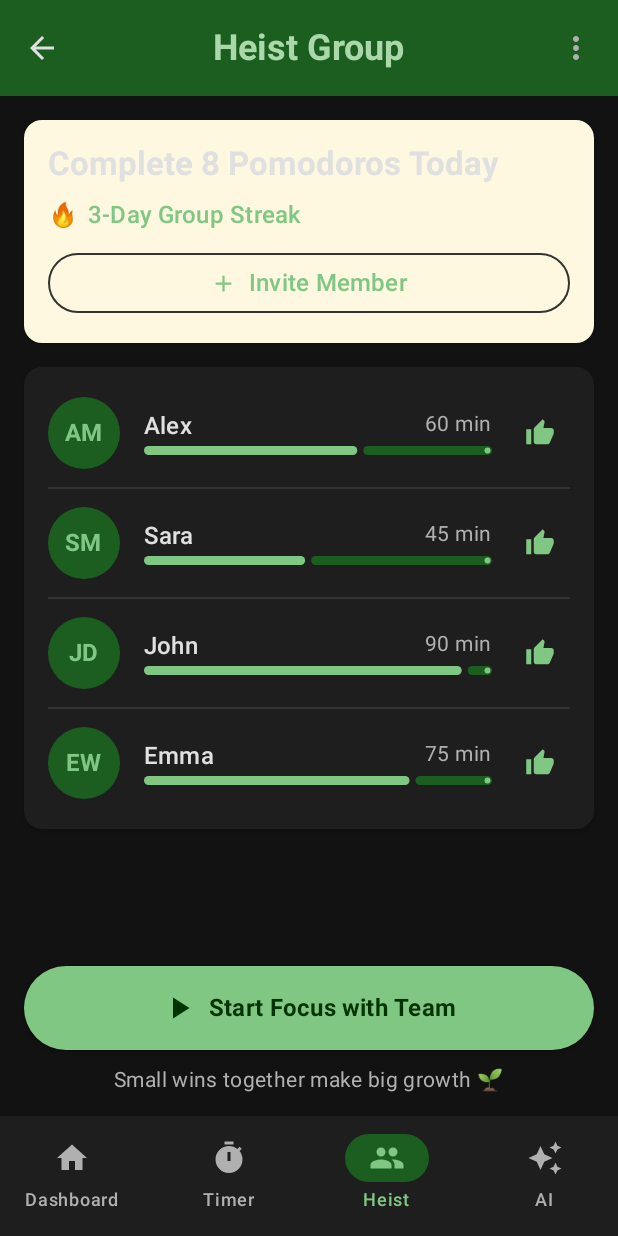
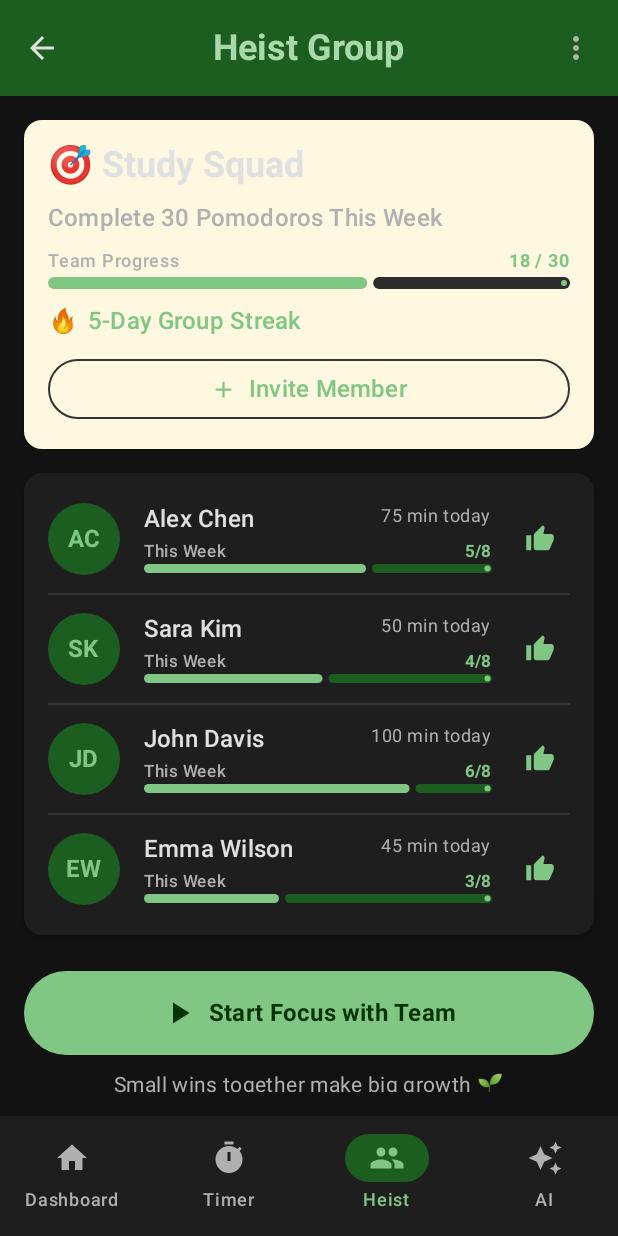
Before and after one commit to Hugooooooo526/CP3406-Mobile-Computing-for-Jcu, an Android app built with Jetpack Compose: the HeistScreen screen opened through its navigation route, on a phone screen of 412 x 824 dp. Run offline under Robolectric (Android 15) with nearby library versions, the phone set to English and light mode, and no system bars; our stand-ins replace Room's generated code.

Commit message:
feat: enhance Heist group UI with progress tracking and mock data display

```diff
--- a/app/src/main/java/com/jcu/focusgarden/ui/screens/HeistScreen.kt
+++ b/app/src/main/java/com/jcu/focusgarden/ui/screens/HeistScreen.kt
@@ -20,8 +20,13 @@ import com.jcu.focusgarden.ui.theme.HeistYellow
 
 /**
  * Heist Group Challenge Screen
- * 按照 TD 文档 4.3.3 规范实现
- * 支持小组协作专注跟踪（3-5人）
+ * Implemented according to TD Document Section 4.3.3
+ * Supports group collaboration focus tracking (3-5 members)
+ *
+ * Week 7-8: ✅ Simplified Implementation (Mock Data)
+ * - Display group goals and Streak
+ * - Show member progress list
+ * - Mock data for 4 members
  */
 @OptIn(ExperimentalMaterial3Api::class)
 @Composable
@@ -30,14 +35,19 @@ fun HeistScreen(
     onNavigateBack: () -> Unit = {},
     onStartFocusWithTeam: () -> Unit = {}
 ) {
-    // 模拟数据（静态 UI）
-    val groupGoal = "Complete 8 Pomodoros Today"
-    val groupStreak = 3
+    // Week 7-8: Mock group data (simplified version)
+    val groupName = "Study Squad"
+    val groupGoal = "Complete 30 Pomodoros This Week"
+    val groupStreak = 5 // 5-day streak
+    val totalCompleted = 18 // 18 completed
+    val totalTarget = 30 // target 30
+
+    // Mock 4 members (name, today's minutes, weekly progress, initials)
     val members = listOf(
-        MemberProgress("Alex", 60, 0.6f, "AM"),
-        MemberProgress("Sara", 45, 0.45f, "SM"),
-        MemberProgress("John", 90, 0.9f, "JD"),
-        MemberProgress("Emma", 75, 0.75f, "EW")
+        MemberProgress("Alex Chen", 75, 5, 8, "AC"),      // 75min today, 5/8 completed
+        MemberProgress("Sara Kim", 50, 4, 8, "SK"),       // 50min today, 4/8 completed
+        MemberProgress("John Davis", 100, 6, 8, "JD"),    // 100min today, 6/8 completed
+        MemberProgress("Emma Wilson", 45, 3, 8, "EW")     // 45min today, 3/8 completed
     )
 
     Scaffold(
@@ -81,14 +91,17 @@ fun HeistScreen(
         ) {
             Spacer(modifier = Modifier.height(8.dp))
 
-            // 小组目标卡片
+            // Week 7-8: Group goal card (display mock data)
             GroupGoalCard(
+                groupName = groupName,
                 goal = groupGoal,
                 streak = groupStreak,
-                onInviteMember = { /* TODO */ }
+                completed = totalCompleted,
+                target = totalTarget,
+                onInviteMember = { /* Week 7-8: Mock feature */ }
             )
 
-            // 成员进度列表
+            // Member progress list
             MemberProgressList(
                 members = members,
                 onThumbsUp = { /* TODO */ }
@@ -96,7 +109,7 @@ fun HeistScreen(
 
             Spacer(modifier = Modifier.weight(1f))
 
-            // 底部区域
+            // Bottom section
             BottomSection(
                 onStartFocusWithTeam = onStartFocusWithTeam
             )
@@ -105,12 +118,16 @@ fun HeistScreen(
 }
 
 /**
- * 小组目标卡片
+ * Group Goal Card
+ * Week 7-8: Enhanced display of group statistics
  */
 @Composable
 private fun GroupGoalCard(
+    groupName: String,
     goal: String,
     streak: Int,
+    completed: Int,
+    target: Int,
     onInviteMember: () -> Unit
 ) {
     Card(
@@ -130,15 +147,53 @@ private fun GroupGoalCard(
                 .padding(16.dp),
             verticalArrangement = Arrangement.spacedBy(12.dp)
         ) {
-            // 目标标题
+            // Week 7-8: Group name
             Text(
-                text = goal,
-                style = MaterialTheme.typography.titleLarge,
+                text = "🎯 $groupName",
+                style = MaterialTheme.typography.headlineSmall,
                 fontWeight = FontWeight.Bold,
                 color = MaterialTheme.colorScheme.onSurface
             )
 
-            // Streak 指示器
+            // Goal description
+            Text(
+                text = goal,
+                style = MaterialTheme.typography.titleMedium,
+                color = MaterialTheme.colorScheme.onSurfaceVariant
+            )
+
+            // Week 7-8: Progress bar
+            Column(
+                modifier = Modifier.fillMaxWidth(),
+                verticalArrangement = Arrangement.spacedBy(4.dp)
+            ) {
+                Row(
+                    modifier = Modifier.fillMaxWidth(),
+                    horizontalArrangement = Arrangement.SpaceBetween
+                ) {
+                    Text(
+                        text = "Team Progress",
+                        style = MaterialTheme.typography.labelMedium,
+                        color = MaterialTheme.colorScheme.onSurfaceVariant
+                    )
+                    Text(
+                        text = "$completed / $target",
+                        style = MaterialTheme.typography.labelMedium,
+                        fontWeight = FontWeight.Bold,
+                        color = MaterialTheme.colorScheme.primary
+                    )
+                }
+                LinearProgressIndicator(
+                    progress = completed.toFloat() / target,
+                    modifier = Modifier
+                        .fillMaxWidth()
+                        .height(8.dp),
+                    color = MaterialTheme.colorScheme.primary,
+                    trackColor = MaterialTheme.colorScheme.surfaceVariant
+                )
+            }
+
+            // Streak indicator
             Row(
                 verticalAlignment = Alignment.CenterVertically,
                 horizontalArrangement = Arrangement.spacedBy(6.dp)
@@ -155,7 +210,7 @@ private fun GroupGoalCard(
                 )
             }
 
-            // 邀请成员按钮
+            // Invite member button
             OutlinedButton(
                 onClick = onInviteMember,
                 modifier = Modifier.fillMaxWidth(),
@@ -179,7 +234,7 @@ private fun GroupGoalCard(
 }
 
 /**
- * 成员进度列表
+ * Member Progress List
  */
 @Composable
 private fun MemberProgressList(
@@ -219,7 +274,8 @@ private fun MemberProgressList(
 }
 
 /**
- * 单个成员进度项
+ * Individual Member Progress Item
+ * Week 7-8: Display member's today minutes and weekly progress
  */
 @Composable
 private fun MemberProgressItem(
@@ -232,7 +288,7 @@ private fun MemberProgressItem(
             .padding(horizontal = 16.dp, vertical = 12.dp),
         verticalAlignment = Alignment.CenterVertically
     ) {
-        // 头像（缩写）
+        // Avatar (initials)
         Box(
             modifier = Modifier
                 .size(48.dp)
@@ -250,11 +306,12 @@ private fun MemberProgressItem(
 
         Spacer(modifier = Modifier.width(16.dp))
 
-        // 姓名和进度
+        // Week 7-8: Name, today's minutes and weekly progress
         Column(
             modifier = Modifier.weight(1f),
-            verticalArrangement = Arrangement.spacedBy(4.dp)
+            verticalArrangement = Arrangement.spacedBy(6.dp)
         ) {
+            // Name and today's minutes
             Row(
                 horizontalArrangement = Arrangement.SpaceBetween,
                 modifier = Modifier.fillMaxWidth()
@@ -265,12 +322,32 @@ private fun MemberProgressItem(
                     fontWeight = FontWeight.SemiBold
                 )
                 Text(
-                    text = "${member.minutes} min",
-                    style = MaterialTheme.typography.bodyMedium,
+                    text = "${member.minutes} min today",
+                    style = MaterialTheme.typography.bodySmall,
                     color = MaterialTheme.colorScheme.onSurfaceVariant
                 )
             }
 
+            // Weekly progress bar
+            Column(
+                verticalArrangement = Arrangement.spacedBy(2.dp)
+            ) {
+                Row(
+                    modifier = Modifier.fillMaxWidth(),
+                    horizontalArrangement = Arrangement.SpaceBetween
+                ) {
+                    Text(
+                        text = "This Week",
+                        style = MaterialTheme.typography.labelSmall,
+                        color = MaterialTheme.colorScheme.onSurfaceVariant
+                    )
+                    Text(
+                        text = "${member.completed}/${member.target}",
+                        style = MaterialTheme.typography.labelSmall,
+                        fontWeight = FontWeight.Bold,
+                        color = MaterialTheme.colorScheme.primary
+                    )
+                }
                 LinearProgressIndicator(
                     progress = member.progress,
                     modifier = Modifier
@@ -280,10 +357,11 @@ private fun MemberProgressItem(
                     trackColor = MaterialTheme.colorScheme.primaryContainer,
                 )
             }
+        }
 
         Spacer(modifier = Modifier.width(12.dp))
 
-        // 点赞按钮
+        // Thumbs up button
         IconButton(
             onClick = onThumbsUp,
             modifier = Modifier.size(40.dp)
@@ -299,7 +377,7 @@ private fun MemberProgressItem(
 }
 
 /**
- * 底部区域
+ * Bottom Section
  */
 @Composable
 private fun BottomSection(
@@ -336,7 +414,7 @@ private fun BottomSection(
             )
         }
 
-        // 激励文字
+        // Motivational text
         Text(
             text = "Small wins together make big growth 🌱",
             style = MaterialTheme.typography.bodyMedium,
@@ -346,14 +424,19 @@ private fun BottomSection(
 }
 
 /**
- * 成员进度数据类
+ * Member Progress Data Class
+ * Week 7-8: Added weekly completed count and target
  */
 data class MemberProgress(
     val name: String,
-    val minutes: Int,
-    val progress: Float, // 0.0 - 1.0
+    val minutes: Int,          // Today's minutes
+    val completed: Int,        // Weekly completed Pomodoros
+    val target: Int,           // Weekly target Pomodoros
     val initials: String
-)
+) {
+    val progress: Float
+        get() = if (target > 0) completed.toFloat() / target else 0f
+}
 
 @Preview(showBackground = true, showSystemUi = true)
 @Composable
```
Also changed, not shown: 1 other file. Lines whose indentation alone changed are shown as unchanged.
